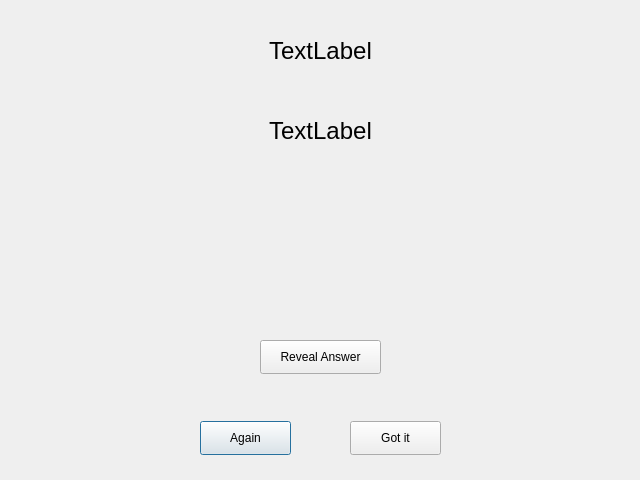
Before: the Qt Designer form assets/qt/ui/flashcards.ui in philoxy/PhlashCards, drawn with Qt 5.
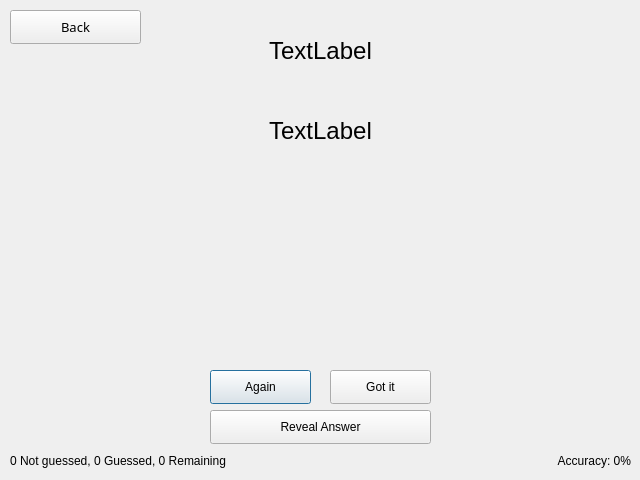
After: the same form once the commit is applied.

```diff
--- a/assets/qt/ui/flashcards.ui
+++ b/assets/qt/ui/flashcards.ui
@@ -16,9 +16,9 @@
   <widget class="QPushButton" name="button_know0">
    <property name="geometry">
     <rect>
-     <x>200</x>
-     <y>421</y>
-     <width>91</width>
+     <x>210</x>
+     <y>370</y>
+     <width>101</width>
      <height>34</height>
     </rect>
    </property>
@@ -29,9 +29,9 @@
   <widget class="QPushButton" name="button_flip">
    <property name="geometry">
     <rect>
-     <x>260</x>
-     <y>340</y>
-     <width>121</width>
+     <x>210</x>
+     <y>410</y>
+     <width>221</width>
      <height>34</height>
     </rect>
    </property>
@@ -42,9 +42,9 @@
   <widget class="QPushButton" name="button_know3">
    <property name="geometry">
     <rect>
-     <x>350</x>
-     <y>421</y>
-     <width>91</width>
+     <x>330</x>
+     <y>370</y>
+     <width>101</width>
      <height>34</height>
     </rect>
    </property>
@@ -94,6 +94,54 @@
     <set>Qt::AlignmentFlag::AlignCenter</set>
    </property>
   </widget>
+  <widget class="QPushButton" name="button_home">
+   <property name="geometry">
+    <rect>
+     <x>10</x>
+     <y>10</y>
+     <width>131</width>
+     <height>34</height>
+    </rect>
+   </property>
+   <property name="font">
+    <font>
+     <family>Ubuntu Sans</family>
+     <pointsize>10</pointsize>
+    </font>
+   </property>
+   <property name="text">
+    <string>Back</string>
+   </property>
+  </widget>
+  <widget class="QLabel" name="label_stats">
+   <property name="geometry">
+    <rect>
+     <x>10</x>
+     <y>450</y>
+     <width>301</width>
+     <height>21</height>
+    </rect>
+   </property>
+   <property name="text">
+    <string>0 Not guessed, 0 Guessed, 0 Remaining</string>
+   </property>
+  </widget>
+  <widget class="QLabel" name="label_acc">
+   <property name="geometry">
+    <rect>
+     <x>330</x>
+     <y>450</y>
+     <width>301</width>
+     <height>21</height>
+    </rect>
+   </property>
+   <property name="text">
+    <string>Accuracy: 0%</string>
+   </property>
+   <property name="alignment">
+    <set>Qt::AlignmentFlag::AlignRight|Qt::AlignmentFlag::AlignTrailing|Qt::AlignmentFlag::AlignVCenter</set>
+   </property>
+  </widget>
  </widget>
  <resources/>
  <connections/>
```
